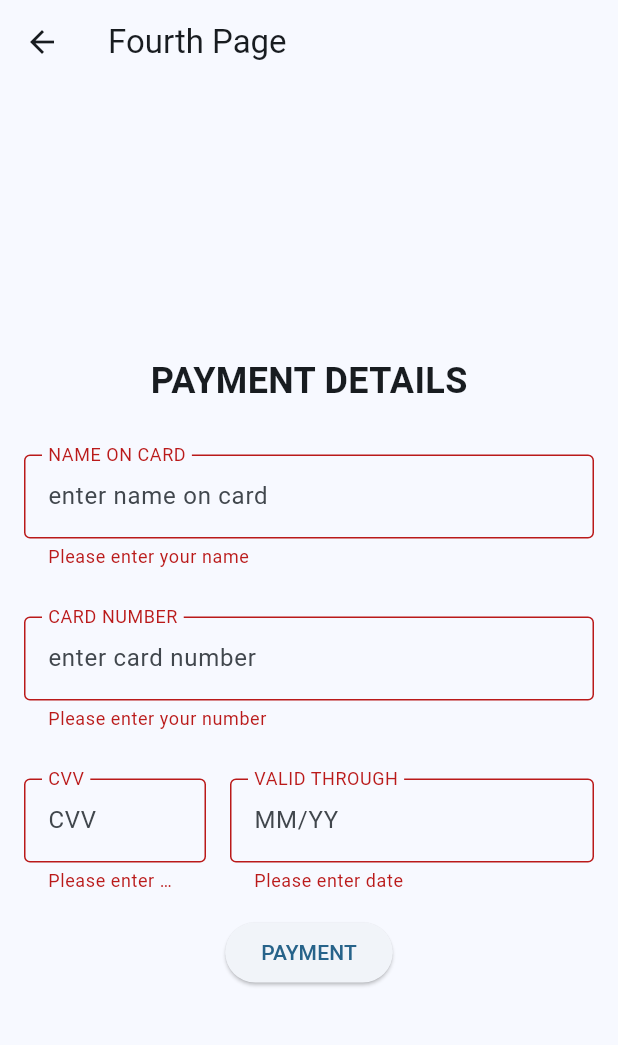
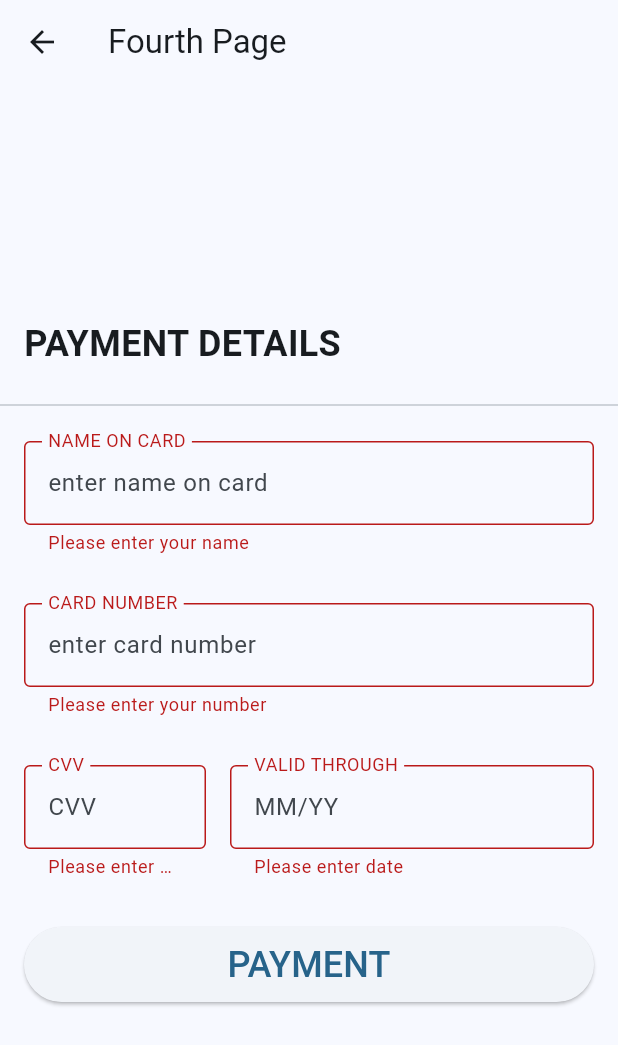
Before and after one commit to is767-1-2023/kodchakorn, a Flutter app: the FourthPage screen opened by its route, after a tap on "PAYMENT", on a phone screen of 412 x 824 dp. Shown: the top 1045 px of the screen. Run offline on Flutter 3.47's test engine with Material 2 defaults, Android fonts, the phone set to English and light mode, and no system bars; our stand-ins replace flutter_masked_text2.

```diff
--- a/frist_app/lib/pages/fourth_page.dart
+++ b/frist_app/lib/pages/fourth_page.dart
@@ -12,12 +12,10 @@ class _FourthPageState extends State<FourthPage> {
   String _number = '';
   String _cvv = '';
   String _valid = '';
-  TextEditingController mmYyController = TextEditingController();
 
   @override
   void initState() {
     super.initState();
-    mmYyController = TextEditingController();
   }
 
   @override
@@ -33,14 +31,19 @@ class _FourthPageState extends State<FourthPage> {
           children: [
             Padding(
               padding: const EdgeInsets.all(16.0),
+              child: Align(
+                alignment: Alignment.centerLeft,
                 child: Text(
                   'PAYMENT DETAILS',
+                  textAlign: TextAlign.left,
                   style: TextStyle(
                     fontSize: 24,
                     fontWeight: FontWeight.bold,
                   ),
                 ),
               ),
+            ),
+            const Divider(),
             Padding(
               padding: const EdgeInsets.all(16.0),
               child: TextFormField(
@@ -126,7 +129,6 @@ class _FourthPageState extends State<FourthPage> {
                   Expanded(
                     flex: 2,
                     child: TextFormField(
-                      controller: mmYyController,
                       keyboardType: TextInputType.number,
                       decoration: InputDecoration(
                         border: OutlineInputBorder(),
@@ -134,19 +136,11 @@ class _FourthPageState extends State<FourthPage> {
                         labelText: 'VALID THROUGH',
                         floatingLabelBehavior: FloatingLabelBehavior.always,
                       ),
-                      onChanged: (value) {
-                        if (value.length == 2 && !value.contains('/')) {
-                          mmYyController.text = value + '/';
-                          mmYyController.selection = TextSelection.fromPosition(
-                            TextPosition(offset: mmYyController.text.length),
-                          );
-                        }
-                      },
                       validator: (value) {
                         if (value == null || value.isEmpty) {
                           return 'Please enter date';
                         }
-                        if (value.length < 5) {
+                        if (value.length != 5) {
                           return 'CVV is incorrect';
                         }
                         return null;
@@ -159,7 +153,10 @@ class _FourthPageState extends State<FourthPage> {
                 ],
               ),
             ),
-            ElevatedButton(
+            Padding(
+              padding: const EdgeInsets.all(16.0),
+              child: Container(
+                child: ElevatedButton(
                   onPressed: () {
                     if (_formKey.currentState!.validate()) {
                       _formKey.currentState!.save();
@@ -169,9 +166,15 @@ class _FourthPageState extends State<FourthPage> {
                         ),
                       );
                     }
-                ;
                   },
-              child: Text('PAYMENT'),
+                  style: ElevatedButton.styleFrom(
+                      minimumSize: const Size.fromHeight(50)),
+                  child: const Text(
+                    'PAYMENT',
+                    style: TextStyle(fontSize: 24),
+                  ),
+                ),
+              ),
             ),
           ],
         ),
```
Lines whose indentation alone changed are shown as unchanged.
